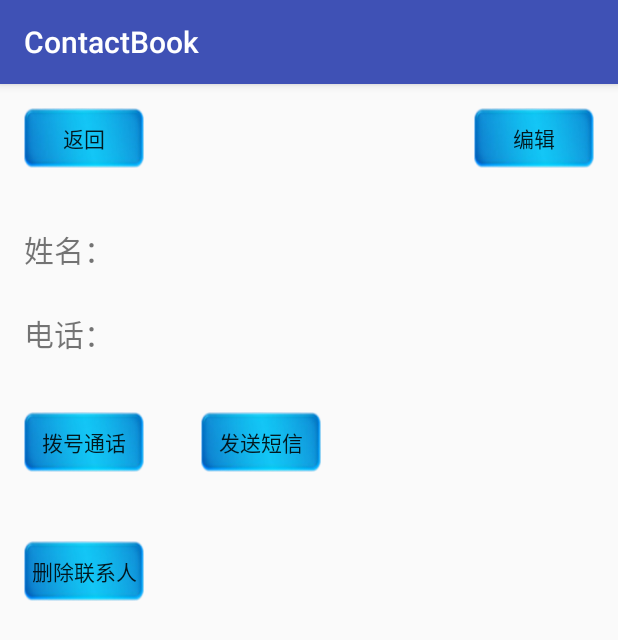
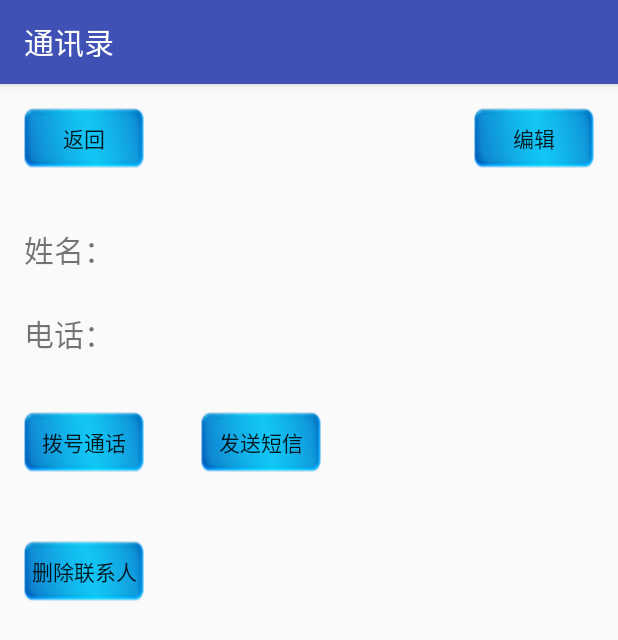
Before and after one commit to wutengfei/ContactBook-2.0, an Android app: the LookActivity screen opened directly, with no data from a screen before it, on a phone screen of 412 x 824 dp. Shown: the top 640 px of the screen. Run offline under Robolectric (Android 15) with nearby library versions, the phone set to English and light mode, and no system bars; 2 statements that could not run were skipped.

Commit message:
第二次提交

```diff
--- a/app/src/main/java/cn/cnu/contactbook/model/DBAdapter.java
+++ b/app/src/main/java/cn/cnu/contactbook/model/DBAdapter.java
@@ -20,6 +20,8 @@ public class DBAdapter {
     private static final String KEY_ID = "id";
     private static final String KEY_NAME = "name";
     private static final String KEY_PHONE = "phone";
+
+
 
     private SQLiteDatabase db;
     private final Context context;
--- a/app/src/main/res/layout/activity_look.xml
+++ b/app/src/main/res/layout/activity_look.xml
@@ -1,121 +1,121 @@
 <?xml version="1.0" encoding="utf-8"?>
-<RelativeLayout
-        xmlns:android="http://schemas.android.com/apk/res/android"
+<RelativeLayout xmlns:android="http://schemas.android.com/apk/res/android"
     xmlns:tools="http://schemas.android.com/tools"
     android:layout_width="match_parent"
     android:layout_height="match_parent"
+    android:paddingBottom="@dimen/activity_vertical_margin"
     android:paddingLeft="@dimen/activity_horizontal_margin"
     android:paddingRight="@dimen/activity_horizontal_margin"
     android:paddingTop="@dimen/activity_vertical_margin"
-        android:paddingBottom="@dimen/activity_vertical_margin"
     tools:context="cn.cnu.contactbook.androidUI.LookActivity">
+
     <RelativeLayout
+        android:id="@+id/relativeLayout"
         android:layout_width="match_parent"
-        android:layout_height="wrap_content"
-        android:id="@+id/relativeLayout">
+        android:layout_height="wrap_content">
 
 
         <Button
+            android:id="@+id/back"
             android:layout_width="80dp"
             android:layout_height="40dp"
-            android:text="返回"
+            android:layout_alignParentLeft="true"
+            android:layout_alignParentStart="true"
+            android:layout_alignParentTop="true"
             android:background="@drawable/button"
-            android:id="@+id/back"
             android:onClick="back"
-            android:layout_alignParentTop="true"
-            android:layout_alignParentLeft="true"
-            android:layout_alignParentStart="true"/>
+            android:text="返回" />
 
         <Button
+            android:id="@+id/edit"
             android:layout_width="80dp"
             android:layout_height="40dp"
+            android:layout_alignParentEnd="true"
+            android:layout_alignParentRight="true"
+            android:layout_alignParentTop="true"
             android:background="@drawable/button"
-            android:text="编辑"
-            android:id="@+id/edit"
             android:onClick="edit"
-            android:layout_alignParentTop="true"
-            android:layout_alignParentRight="true"
-            android:layout_alignParentEnd="true"
-           />
+            android:text="编辑" />
 
     </RelativeLayout>
+
     <TextView
+        android:id="@+id/textView"
         android:layout_width="wrap_content"
         android:layout_height="wrap_content"
-            android:text="姓名："
-            android:id="@+id/textView"
-            android:textSize="20sp"
-            android:layout_below="@+id/relativeLayout"
         android:layout_alignParentLeft="true"
         android:layout_alignParentStart="true"
-            android:layout_marginTop="39dp"/>
+        android:layout_below="@+id/relativeLayout"
+        android:layout_marginTop="39dp"
+        android:text="姓名："
+        android:textSize="20sp" />
 
     <TextView
+        android:id="@+id/name"
         android:layout_width="wrap_content"
         android:layout_height="wrap_content"
+        android:layout_alignBottom="@+id/textView"
+        android:layout_toEndOf="@+id/textView"
+        android:layout_toRightOf="@+id/textView"
         android:text=""
-            android:id="@+id/name"
-            android:textSize="20sp"
-            android:layout_alignBottom="@+id/textView"
-            android:layout_toRightOf="@+id/textView"
-            android:layout_toEndOf="@+id/textView"/>
+        android:textSize="20sp" />
 
     <TextView
+        android:id="@+id/textView3"
         android:layout_width="wrap_content"
         android:layout_height="wrap_content"
-            android:text="电话："
-            android:id="@+id/textView3"
-            android:textSize="20sp"
-            android:layout_below="@+id/textView"
         android:layout_alignParentLeft="true"
         android:layout_alignParentStart="true"
-            android:layout_marginTop="26dp"/>
+        android:layout_below="@+id/textView"
+        android:layout_marginTop="26dp"
+        android:text="电话："
+        android:textSize="20sp" />
 
     <TextView
+        android:id="@+id/phone"
         android:layout_width="wrap_content"
         android:layout_height="wrap_content"
+        android:layout_alignBottom="@+id/textView3"
+        android:layout_toEndOf="@+id/textView3"
+        android:layout_toRightOf="@+id/textView3"
         android:text=""
-            android:id="@+id/phone"
-            android:textSize="20sp"
-            android:layout_alignBottom="@+id/textView3"
-            android:layout_toRightOf="@+id/textView3"
-            android:layout_toEndOf="@+id/textView3"/>
+        android:textSize="20sp" />
 
     <Button
+        android:id="@+id/call"
         android:layout_width="80dp"
         android:layout_height="40dp"
-            android:background="@drawable/button"
-            android:text="拨号通话"
-            android:id="@+id/call"
-            android:onClick="call"
-            android:layout_below="@+id/textView3"
         android:layout_alignParentLeft="true"
         android:layout_alignParentStart="true"
-            android:layout_marginTop="37dp"/>
+        android:layout_below="@+id/textView3"
+        android:layout_marginTop="37dp"
+        android:background="@drawable/button"
+        android:onClick="call"
+        android:text="拨号通话" />
 
     <Button
+        android:id="@+id/button5"
         android:layout_width="80dp"
         android:layout_height="40dp"
+        android:layout_alignBottom="@+id/call"
+        android:layout_marginLeft="58dp"
+        android:layout_marginStart="58dp"
+        android:layout_toEndOf="@+id/phone"
+        android:layout_toRightOf="@+id/phone"
         android:background="@drawable/button"
-            android:text="发送短信"
-            android:id="@+id/button5"
         android:onClick="sendMessage"
-            android:layout_alignBottom="@+id/call"
-            android:layout_toRightOf="@+id/phone"
-            android:layout_toEndOf="@+id/phone"
-            android:layout_marginLeft="58dp"
-            android:layout_marginStart="58dp"/>
+        android:text="发送短信" />
 
     <Button
+        android:id="@+id/delete"
         android:layout_width="80dp"
         android:layout_height="40dp"
-            android:background="@drawable/button"
-            android:text="删除联系人"
-            android:id="@+id/delete"
-            android:onClick="delete"
-            android:layout_below="@+id/call"
         android:layout_alignParentLeft="true"
         android:layout_alignParentStart="true"
-            android:layout_marginTop="46dp"/>
+        android:layout_below="@+id/call"
+        android:layout_marginTop="46dp"
+        android:background="@drawable/button"
+        android:onClick="delete"
+        android:text="删除联系人" />
 
 </RelativeLayout>
--- a/app/src/main/res/layout/activity_main.xml
+++ b/app/src/main/res/layout/activity_main.xml
@@ -8,6 +8,7 @@
         android:paddingRight="@dimen/activity_horizontal_margin"
         android:paddingTop="@dimen/activity_vertical_margin"
         android:paddingBottom="@dimen/activity_vertical_margin"
+
         tools:context=".androidUI.MainActivity">
 
     <LinearLayout
--- a/app/src/main/res/values/strings.xml
+++ b/app/src/main/res/values/strings.xml
@@ -1,3 +1,3 @@
 <resources>
-    <string name="app_name">ContactBook</string>
+    <string name="app_name">通讯录</string>
 </resources>
```
Lines whose indentation alone changed are shown as unchanged.
